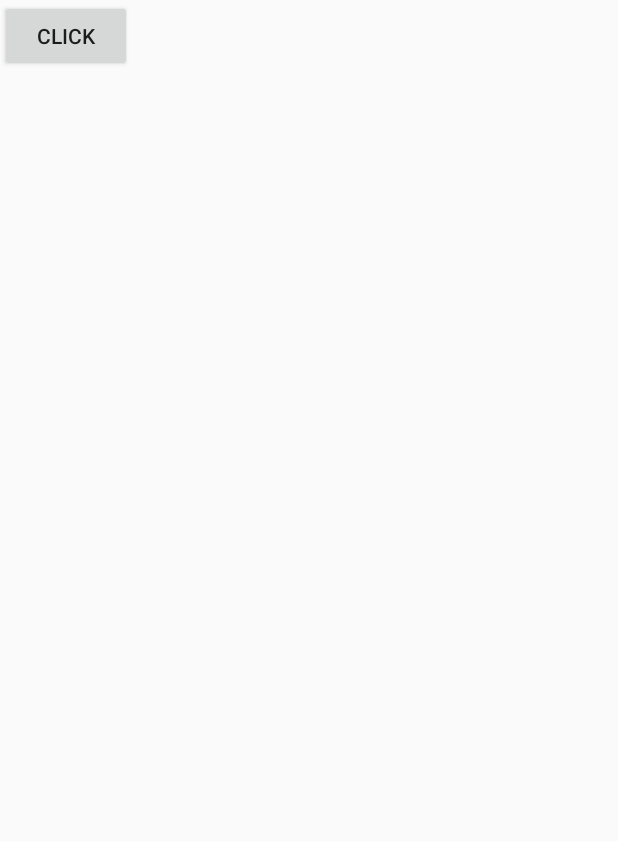
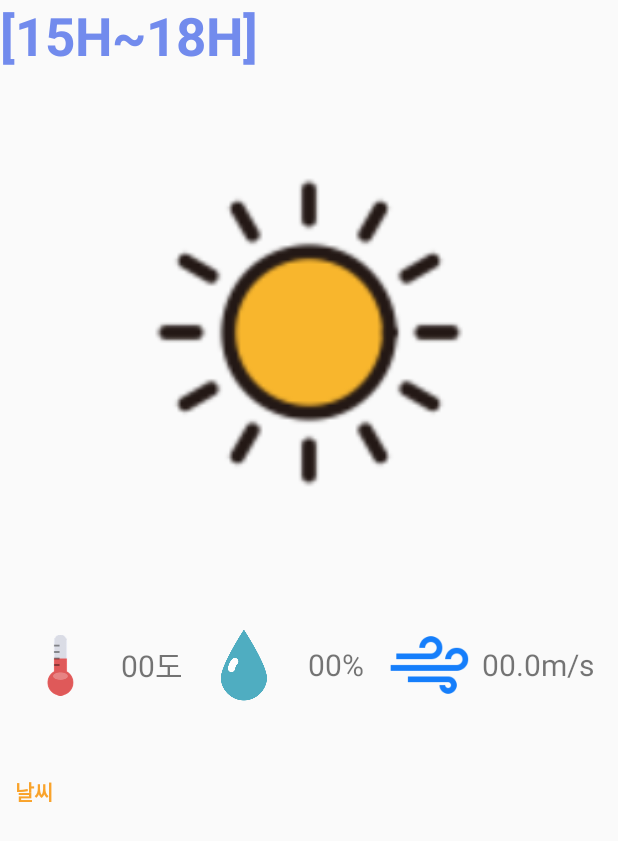
Before and after one commit to ksh4500/humid, an Android app: the layout weather.xml on its own in the app's theme, with its tools: preview values and no code run, on a phone screen of 412 x 824 dp. Shown: the top 841 px of the screen. Run offline under Robolectric (Android 15) with nearby library versions, the phone set to English and light mode, and no system bars.

Commit message:
weather 디자인 완료

```diff
--- a/HumidGraph/app/src/main/java/com/sds/study/humidgraph/MainActivity.java
+++ b/HumidGraph/app/src/main/java/com/sds/study/humidgraph/MainActivity.java
@@ -77,7 +77,8 @@ protected void onCreate(Bundle savedInstanceState) {
             Toast.makeText(getApplicationContext(), "블루투스 리스트 화면으로 이동", Toast.LENGTH_SHORT).show();
             Intent intent = new Intent(getApplicationContext(), Bluetooth_MainActivity.class);
             startActivity(intent);
-
+        }
+    });
 
     ImageView weather = (ImageView) findViewById(R.id.weather);
 
@@ -87,9 +88,6 @@ protected void onCreate(Bundle savedInstanceState) {
             Toast.makeText(getApplicationContext(), "날씨 리스트 화면으로 이동", Toast.LENGTH_SHORT).show();
             Intent intent = new Intent(getApplicationContext(), Weather.class);
             startActivity(intent);
-
-                }
-            });
         }
     });
 }
--- a/HumidGraph/app/src/main/res/layout/weather.xml
+++ b/HumidGraph/app/src/main/res/layout/weather.xml
@@ -3,17 +3,94 @@
     android:orientation="vertical" android:layout_width="match_parent"
     android:layout_height="match_parent">
 
-    <Button
+    <!--<Button
         android:id="@+id/weatherbutton"
         android:layout_width="wrap_content"
         android:layout_height="wrap_content"
         android:onClick="onClick"
-        android:text="click"/>
+        android:text="click"/>-->
 
     <TextView
+        android:id="@+id/w_time"
+        android:layout_width="match_parent"
+        android:layout_height="0dp"
+        android:layout_weight="1"
+        android:text="[15H~18H]"
+        android:textSize="35sp"
+        android:textColor="#728bed"
+        android:textStyle="bold"/>
+
+    <ImageView
+        android:id="@+id/w_weather"
+        android:src="@drawable/w_sun"
+        android:layout_width="match_parent"
+        android:layout_height="0dp"
+        android:layout_weight="5"/>
+
+    <LinearLayout
+        android:layout_width="match_parent"
+        android:layout_height="0dp"
+        android:layout_weight="2"
+        android:orientation="horizontal"
+        android:padding="10dp">
+
+        <ImageView
+            android:padding="10dp"
+            android:layout_width="0dp"
+            android:layout_height="match_parent"
+            android:src="@drawable/w_temp"
+            android:layout_weight="1"/>
+
+        <TextView
+            android:id="@+id/w_temp"
+            android:layout_width="0dp"
+            android:layout_height="match_parent"
+            android:text="00도"
+            android:layout_weight="1"
+            android:gravity="center"
+            android:textSize="20sp"/>
+
+        <ImageView
+            android:padding="10dp"
+            android:layout_width="0dp"
+            android:layout_height="match_parent"
+            android:src="@drawable/w_humid"
+            android:layout_weight="1"/>
+
+        <TextView
+            android:id="@+id/w_humid"
+            android:layout_width="0dp"
+            android:layout_height="match_parent"
+            android:text="00%"
+            android:layout_weight="1"
+            android:gravity="center"
+            android:textSize="20sp"/>
+
+        <ImageView
+            android:layout_width="0dp"
+            android:layout_height="match_parent"
+            android:src="@drawable/w_wind"
+            android:layout_weight="1"/>
+
+        <TextView
+            android:id="@+id/w_wind"
+            android:layout_width="0dp"
+            android:layout_height="match_parent"
+            android:text="00.0m/s"
+            android:layout_weight="1.4"
+            android:gravity="center"
+            android:textSize="20sp"/>
+
+    </LinearLayout>
+
+    <TextView
+        android:textColor="#f9a32b"
+        android:padding="10dp"
+        android:text="날씨"
         android:id="@+id/weathertextview"
         android:layout_width="match_parent"
-        android:layout_height="match_parent"
-        android:text=""/>
+        android:layout_height="0dp"
+        android:textStyle="bold"
+        android:layout_weight="5"/>
 
 </LinearLayout>
```
Also changed, not shown: HumidGraph/app/src/main/java/com/sds/study/humidgraph/Weather.java (+70 -14 lines), HumidGraph/app/src/main/res/layout/activity_main.xml (+9 -10 lines), HumidGraph/app/src/main/res/drawable/bluetooth.png, HumidGraph/app/src/main/res/drawable/w_clude.png (added), HumidGraph/app/src/main/res/drawable/w_dark.png (added), HumidGraph/app/src/main/res/drawable/w_humid.png (added), HumidGraph/app/src/main/res/drawable/w_littleclude.png (added), HumidGraph/app/src/main/res/drawable/w_rain.png (added), HumidGraph/app/src/main/res/drawable/w_rainsnow.png (added), HumidGraph/app/src/main/res/drawable/w_snow.png (added), HumidGraph/app/src/main/res/drawable/w_sun.png (added), HumidGraph/app/src/main/res/drawable/w_temp.png (added), HumidGraph/app/src/main/res/drawable/w_wind.png (added). Lines whose indentation alone changed are shown as unchanged.
